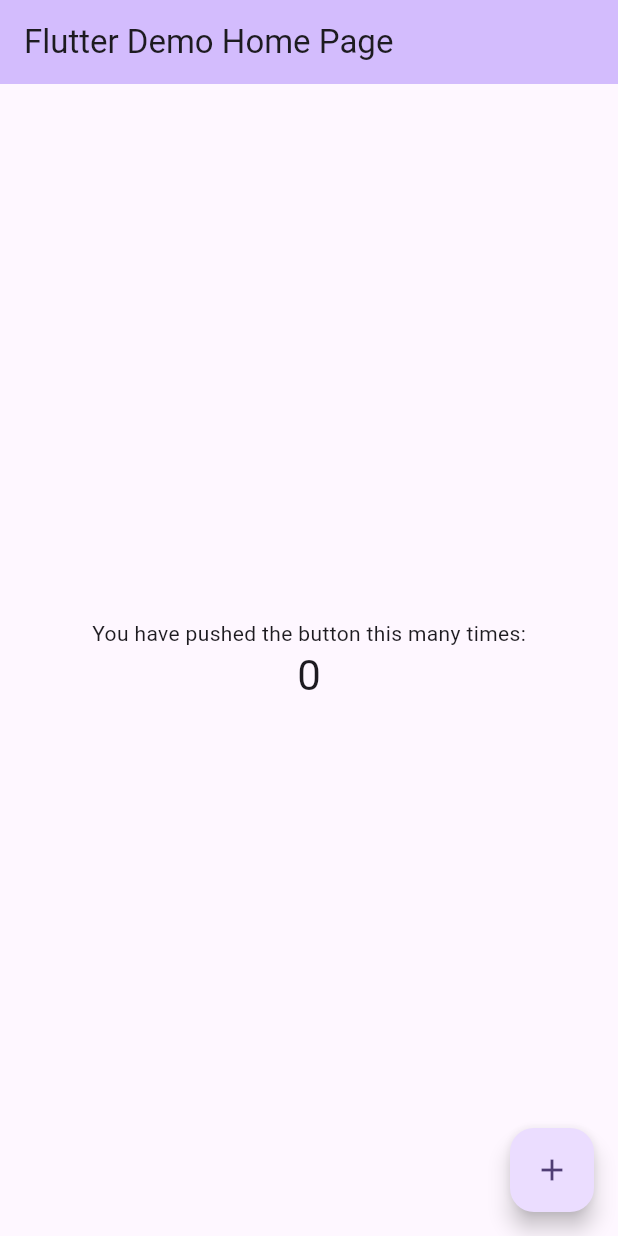
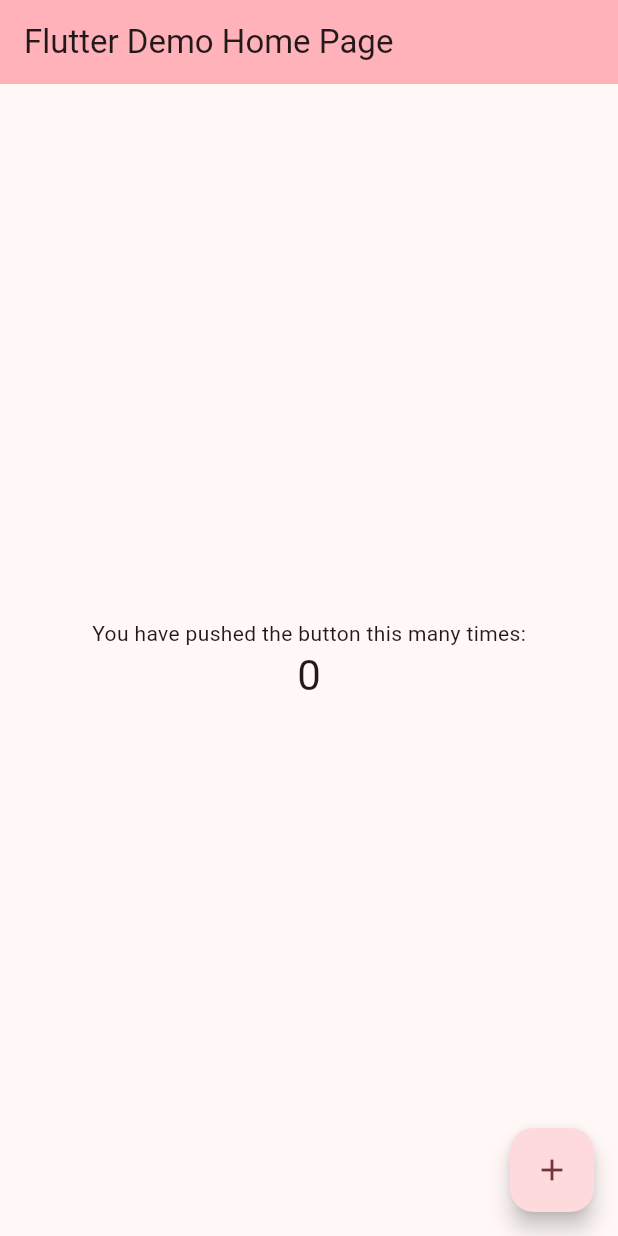
Before and after one commit to Ace-Phatcharapol/Learning-Cypress, a Flutter app: the screen it shows after launch, on a phone screen of 412 x 824 dp. Run offline on Flutter 3.47's test engine with Material 3 defaults, Android fonts, the phone set to English and light mode, and no system bars.

Commit message:
Change color and app android name

```diff
--- a/lib/main.dart
+++ b/lib/main.dart
@@ -28,7 +28,7 @@ class MyApp extends StatelessWidget {
         //
         // This works for code too, not just values: Most code changes can be
         // tested with just a hot reload.
-        colorScheme: ColorScheme.fromSeed(seedColor: Colors.deepPurple),
+        colorScheme: ColorScheme.fromSeed(seedColor: Color.fromARGB(255, 238, 3, 81)),
         useMaterial3: true,
       ),
       home: const MyHomePage(title: 'Flutter Demo Home Page'),
```
Also changed, not shown: 1 other file.
